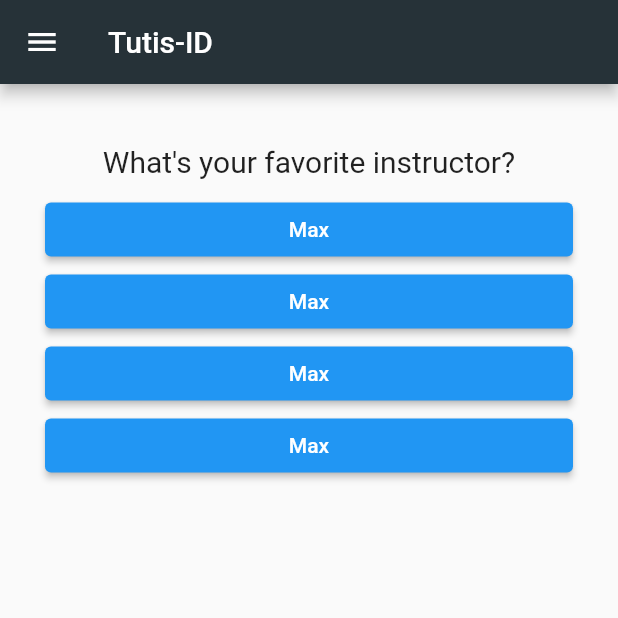
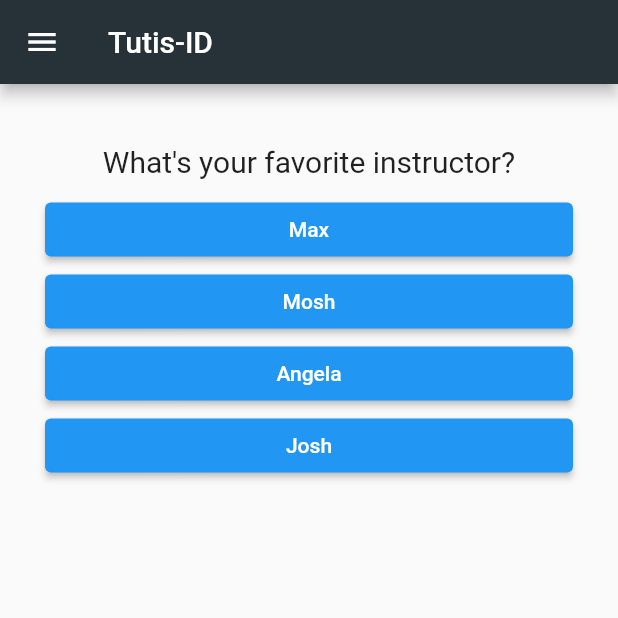
Before and after one commit to doziestar/tutisApp, a Flutter app: the screen it shows after launch, after a tap on the "arrow forward" icon, after a tap on "Dog", on a phone screen of 412 x 824 dp, the top half of it. Run offline on Flutter 3.47's test engine with Material 2 defaults, Android fonts, the phone set to English and light mode, and no system bars.

Commit message:
dynamic score rendering

```diff
--- a/lib/main.dart
+++ b/lib/main.dart
@@ -3,6 +3,7 @@ import 'package:flutter/material.dart';
 import './nav/navbar.dart';
 import './utils/helper.dart';
 import './utils/quiz.dart';
+import './utils/result.dart';
 
 void main() => runApp(const Tutis());
 
@@ -15,10 +16,23 @@ class Tutis extends StatefulWidget {
 
 class _TutisState extends State<Tutis> {
   var questionIndex = 0;
+  var _totalScore = 0;
 
   // ignore: curly_braces_in_flow_control_structures
-  getNextQuestion() {
+  chooseQuestion(int score) {
     if (questionIndex <= questions.length - 1) {
+      _totalScore += score;
+
+      setState(() {
+        questionIndex = questionIndex + 1;
+        print('score: $_totalScore');
+        print(questionIndex);
+      });
+    }
+  }
+
+  nextQuestion() {
+    if (questionIndex < questions.length - 1) {
       setState(() {
         questionIndex = questionIndex + 1;
         print(questionIndex);
@@ -44,7 +58,7 @@ class _TutisState extends State<Tutis> {
           backgroundColor: Colors.blueGrey[900],
         ),
         floatingActionButton: FloatingActionButton(
-          onPressed: getNextQuestion,
+          onPressed: nextQuestion,
           child: const Icon(Icons.arrow_forward),
           backgroundColor: Colors.blueGrey[900],
           hoverColor: Colors.blue,
@@ -56,9 +70,9 @@ class _TutisState extends State<Tutis> {
             ? Quiz(
                 questions,
                 questionIndex,
-                getNextQuestion,
+                chooseQuestion,
               )
-            : const Next(),
+            : Next(_totalScore),
       ),
     );
   }
--- a/lib/utils/helper.dart
+++ b/lib/utils/helper.dart
@@ -1,59 +1,42 @@
-import 'package:flutter/material.dart';
-
 const questions = [
   {
     'questionText': 'What\'s your favorite color?',
-    // 'answers': [
-    //   {'text': 'Black', 'score': 10},
-    //   {'text': 'Red', 'score': 5},
-    //   {'text': 'blue', 'score': 3},
-    //   {'text': 'White', 'score': 1},
-    // ],
-    'answers': ['Black', 'Red', 'blue', 'White'],
+    'answers': [
+      {'text': 'Black', 'score': 10},
+      {'text': 'Red', 'score': 5},
+      {'text': 'blue', 'score': 3},
+      {'text': 'White', 'score': 1},
+    ],
+    // 'answers': ['Black', 'Red', 'blue', 'White'],
   },
   {
     'questionText': 'What\'s your favorite animal?',
+    'answers': [
+      {'text': 'Dog', 'score': 10},
+      {'text': 'Cat', 'score': 5},
+      {'text': 'Rabbit', 'score': 3},
+      {'text': 'Lion', 'score': 1},
+    ],
     // 'answers': [
-    //   {'text': 'Dog', 'score': 10},
-    //   {'text': 'Cat', 'score': 5},
-    //   {'text': 'Rabbit', 'score': 3},
-    //   {'text': 'Lion', 'score': 1},
+    //   'Dog',
+    //   'Cat',
+    //   'Rabbit',
+    //   'Lion',
     // ],
-    'answers': [
-      'Dog',
-      'Cat',
-      'Rabbit',
-      'Lion',
-    ],
   },
   {
     'questionText': 'What\'s your favorite instructor?',
+    // 'answers': [
+    //   'Max',
+    //   'Max',
+    //   'Max',
+    //   'Max',
+    // ],
     'answers': [
-      'Max',
-      'Max',
-      'Max',
-      'Max',
+      {'text': 'Max', 'score': 10},
+      {'text': 'Mosh', 'score': 5},
+      {'text': 'Angela', 'score': 3},
+      {'text': 'Josh', 'score': 1},
     ],
-    // 'answers': [
-    //   {'text': 'Max', 'score': 10},
-    //   {'text': 'Mosh', 'score': 5},
-    //   {'text': 'Angela', 'score': 3},
-    //   {'text': 'Josh', 'score': 1},
-    // ],
   },
 ];
-
-class Next extends StatelessWidget {
-  const Next({Key? key}) : super(key: key);
-
-  @override
-  Widget build(BuildContext context) {
-    return const Center(
-      child: Text(
-        'You\'ve reached the end of the quiz.',
-        style:
-            TextStyle(fontWeight: FontWeight.bold, fontStyle: FontStyle.italic),
-      ),
-    );
-  }
-}
--- a/lib/utils/quiz.dart
+++ b/lib/utils/quiz.dart
@@ -19,11 +19,12 @@ class Quiz extends StatelessWidget {
         Question(
           questionIndex: questions[questionIndex]['questionText'],
         ),
-        ...(questions[questionIndex]['answers'] as List<String>).map(
+        ...(questions[questionIndex]['answers'] as List<Map<String, Object>>)
+            .map(
           (answer) {
             return Answer(
-              answer,
-              getNextQuestion,
+              answer['text'],
+              () => getNextQuestion(answer['score']),
             );
           },
         ),
```
Also changed, not shown: lib/utils/result.dart (+32 -0 lines).
